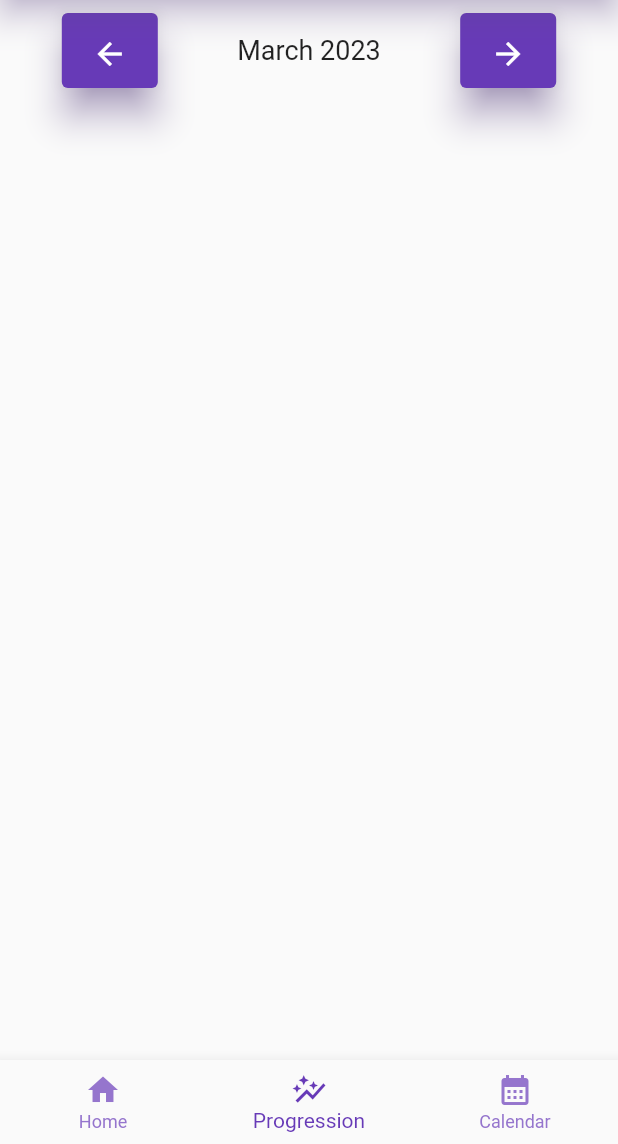
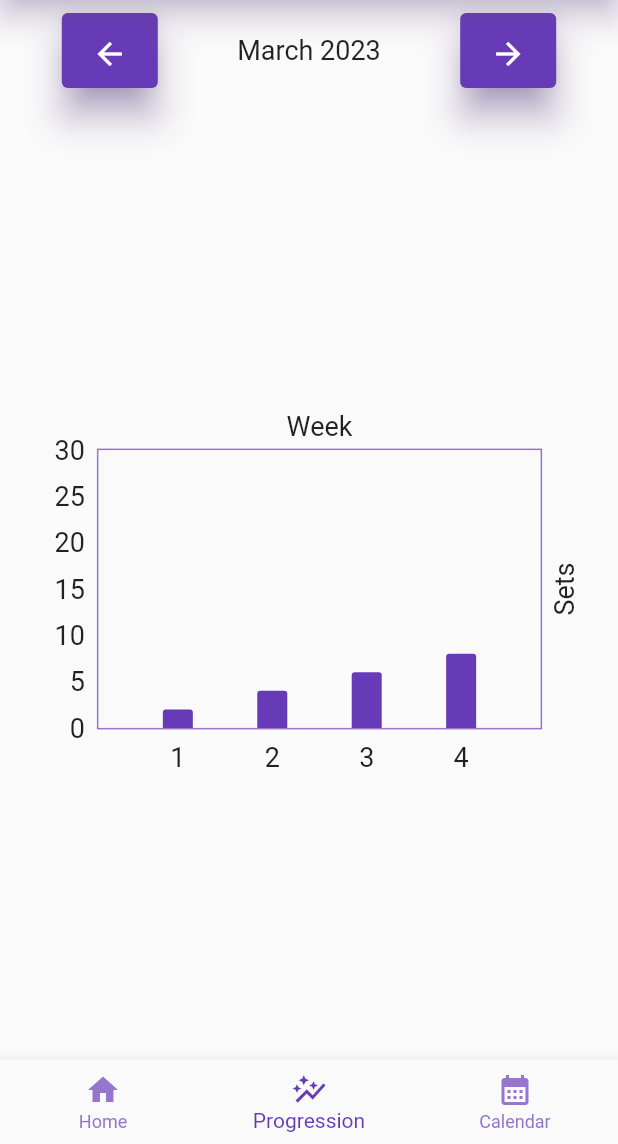
Before and after one commit to rpjuja/workout-logger-flutter, a Flutter app: the screen it shows once a user with an empty profile is signed in, item 2 of the bottom bar chosen, on a phone screen of 412 x 824 dp, the part 92-1236 px from its top. Run offline on Flutter 3.47's test engine with Material 2 defaults, Android fonts, the phone set to English and light mode, and no system bars; drawn by our look-alikes of fl_chart; our stand-ins replace email_validator, firebase_auth, firebase_core, firebase_database, google_sign_in; accounts and stored records are empty; generated files the repository leaves out were written again.

Commit message:
Added a chart with dummy data to progression page

```diff
--- /dev/null
+++ b/lib/progression_widgets/chart_points.dart
@@ -0,0 +1,15 @@
+import 'package:collection/collection.dart';
+
+class ChartPoints {
+  final int x;
+  final double y;
+  ChartPoints({required this.x, required this.y});
+}
+
+List<ChartPoints> get chartPoints {
+  final data = <int>[2, 4, 6, 8];
+  return data
+      .mapIndexed(
+          (index, element) => ChartPoints(x: index + 1, y: element.toDouble()))
+      .toList();
+}
--- /dev/null
+++ b/lib/progression_widgets/progression_chart.dart
@@ -0,0 +1,86 @@
+import 'package:flutter/material.dart';
+import 'package:fl_chart/fl_chart.dart';
+
+import 'chart_points.dart';
+
+class ProgressionChart extends StatefulWidget {
+  const ProgressionChart({
+    Key? key,
+  }) : super(key: key);
+
+  @override
+  State createState() => _ProgressionChartState();
+}
+
+class _ProgressionChartState extends State<ProgressionChart> {
+  late final List<ChartPoints> _points = chartPoints;
+
+  @override
+  Widget build(BuildContext context) {
+    return Expanded(
+      child: Container(
+        alignment: Alignment.center,
+        width: MediaQuery.of(context).size.width * 0.9,
+        child: AspectRatio(
+          aspectRatio: 1.5,
+          child: BarChart(
+            BarChartData(
+              gridData: FlGridData(
+                show: false,
+              ),
+              borderData: FlBorderData(
+                show: true,
+                border: Border.all(color: Colors.deepPurple[300]!, width: 1),
+              ),
+              barTouchData: BarTouchData(
+                enabled: true,
+                touchTooltipData: BarTouchTooltipData(
+                  tooltipBgColor: Colors.deepPurple[300],
+                  tooltipPadding: const EdgeInsets.fromLTRB(10, 5, 10, 0),
+                  getTooltipItem: (group, groupIndex, rod, rodIndex) {
+                    return BarTooltipItem(
+                      rod.toY.round().toString(),
+                      const TextStyle(
+                        color: Colors.white,
+                        fontSize: 22,
+                      ),
+                    );
+                  },
+                ),
+                // handleBuiltInTouches:
+              ),
+              titlesData: FlTitlesData(
+                rightTitles: AxisTitles(
+                    axisNameSize: 30,
+                    axisNameWidget: const Text("Sets"),
+                    sideTitles: SideTitles(showTitles: false)),
+                topTitles: AxisTitles(
+                    axisNameSize: 30,
+                    axisNameWidget: const Text("Week"),
+                    sideTitles: SideTitles(showTitles: false)),
+              ),
+              minY: 0,
+              maxY: 30,
+              barGroups: _points
+                  .map((point) => BarChartGroupData(
+                        x: point.x,
+                        barRods: [
+                          BarChartRodData(
+                              toY: point.y,
+                              color: Colors.deepPurple,
+                              width: 20,
+                              borderRadius: const BorderRadius.vertical(
+                                top: Radius.circular(2),
+                                bottom: Radius.circular(0),
+                              )),
+                        ],
+                      ))
+                  .toList(),
+            ),
+            swapAnimationDuration: const Duration(milliseconds: 250),
+          ),
+        ),
+      ),
+    );
+  }
+}
--- a/lib/progression_widgets/progression_page.dart
+++ b/lib/progression_widgets/progression_page.dart
@@ -1,6 +1,8 @@
 import 'package:flutter/material.dart';
+import 'package:workout_logger_app/progression_widgets/progression_chart.dart';
 
 import 'month_scroll.dart';
+import 'progression_chart.dart';
 
 class ProgressionPage extends StatefulWidget {
   const ProgressionPage({
@@ -40,7 +42,8 @@ class _ProgressionPageState extends State<ProgressionPage> {
     return Column(
       children: [
         DateScroll(
-            date: _date, nextMonth: _nextMonth, previousMonth: _previousMonth)
+            date: _date, nextMonth: _nextMonth, previousMonth: _previousMonth),
+        const ProgressionChart()
       ],
     );
   }
--- a/pubspec.yaml
+++ b/pubspec.yaml
@@ -41,6 +41,7 @@ dependencies:
   firebase_auth: ^4.2.2
   email_validator: '^2.1.17'
   google_sign_in: ^6.0.2
+  fl_chart: ^0.61.0
 
 dev_dependencies:
   integration_test:
```
Also changed, not shown: pubspec.lock.
